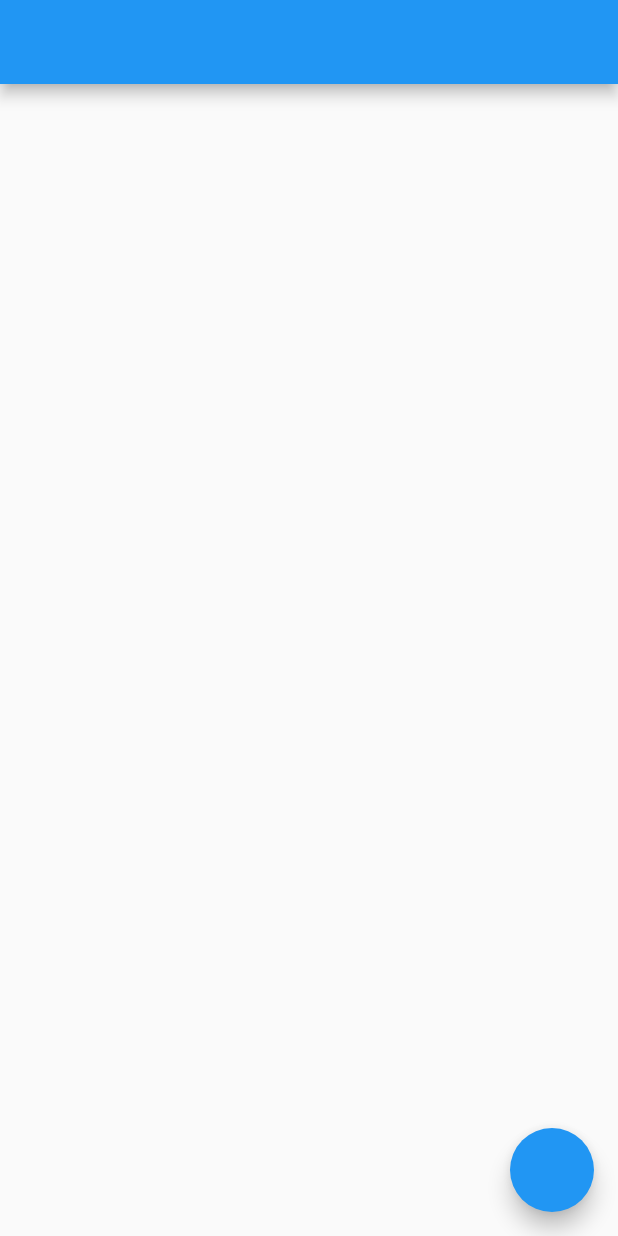
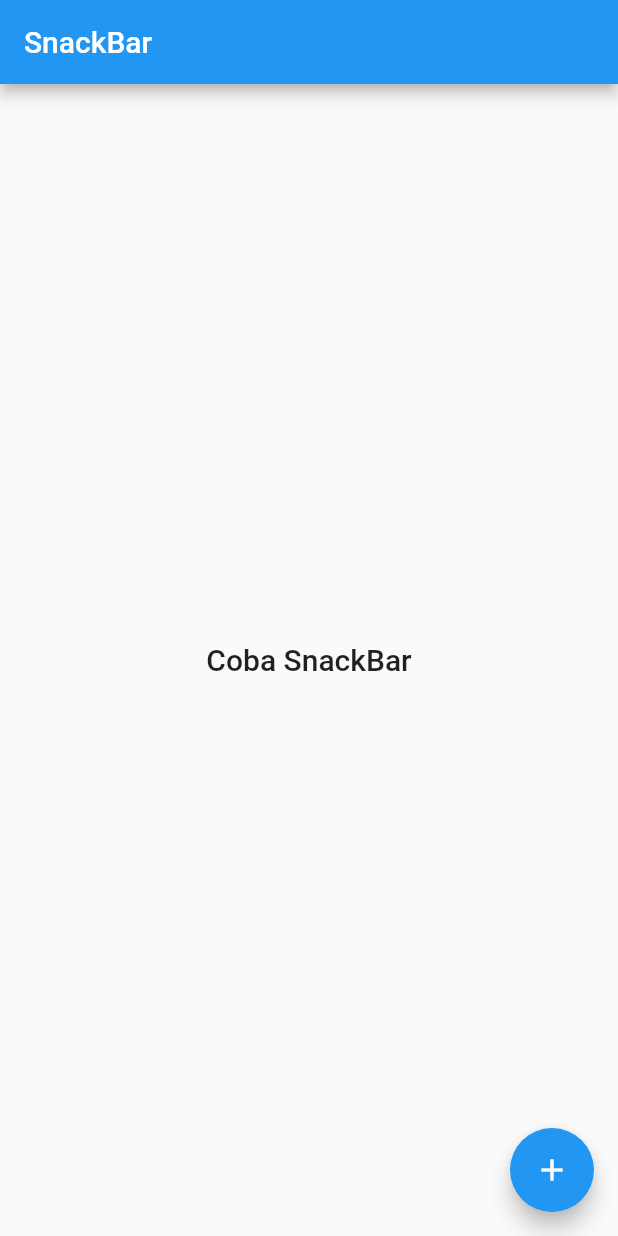
Before and after one commit to al-chakim/belajar-getX, a Flutter app: the screen it shows after launch, on a phone screen of 412 x 824 dp. Run offline on Flutter 3.47's test engine with Material 2 defaults, Android fonts, the light colour scheme and no system bars; our stand-ins replace get.

Commit message:
snackBar

```diff
--- a/lib/main.dart
+++ b/lib/main.dart
@@ -20,10 +20,15 @@ class Home extends StatelessWidget {
   @override
   Widget build(BuildContext context) {
     return Scaffold(
-      appBar: AppBar(),
+      appBar: AppBar(
+        title: Text('SnackBar'),
+      ),
       body: SafeArea(
-          child: ListView(
-        children: [],
+          child: Center(
+        child: Text(
+          'Coba SnackBar',
+          style: TextStyle(fontSize: 20, fontWeight: FontWeight.w500),
+        ),
       )),
       floatingActionButton: FloatingActionButton(
         onPressed: () {
@@ -35,6 +40,7 @@ class Home extends StatelessWidget {
           // ScaffoldMessenger.of(context)
           //     .showSnackBar(SnackBar(content: Text('Hallo Everyone')));
         },
+        child: Icon(Icons.add),
       ),
     );
   }
```
